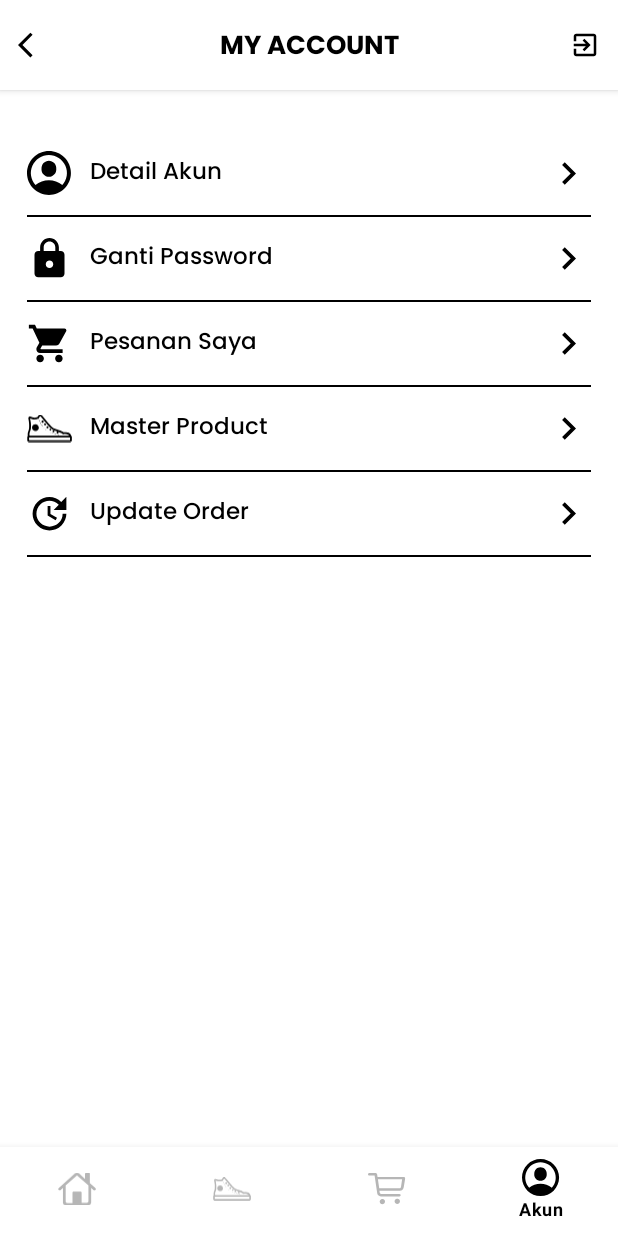
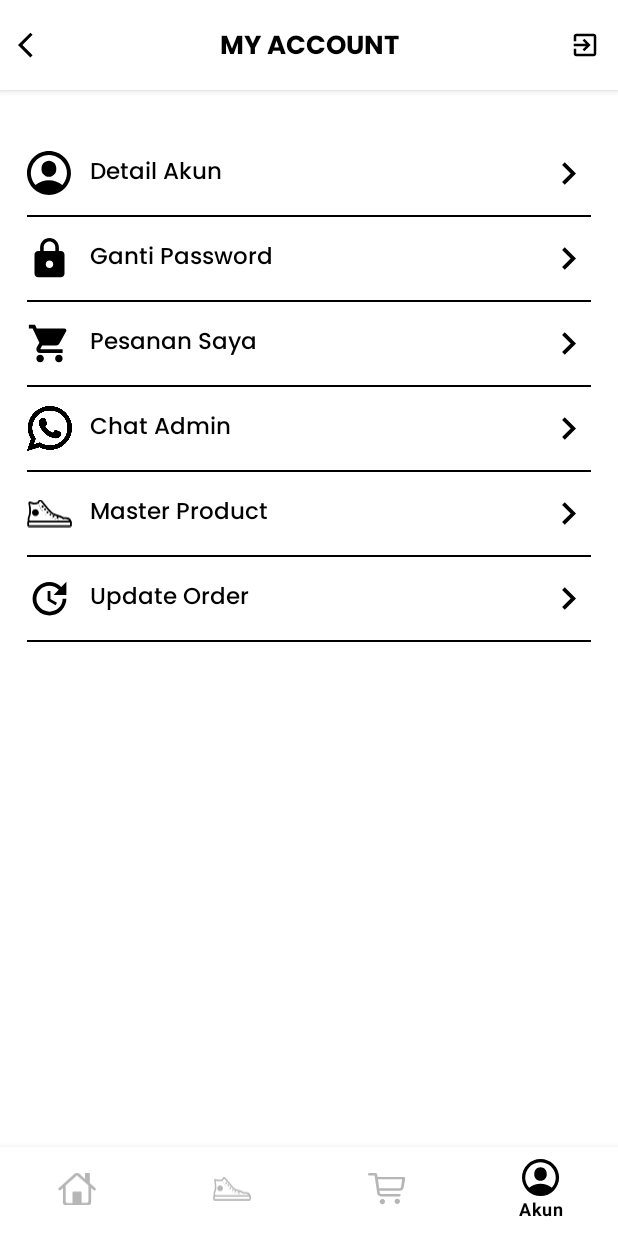
Before and after one commit to uliyuliyanti/AppsPrayerkids, an Android app: the AccountActivity screen opened directly, with no data from a screen before it, on a phone screen of 412 x 824 dp. Run offline under Robolectric (Android 15) with nearby library versions, the phone set to English and light mode, and no system bars; our stand-ins replace Firebase (no records; nobody signed in at launch, a user with empty details on screens opened directly).

Commit message:
Update size_ wa button_ hapus produk

```diff
--- a/app/src/main/java/com/prayerkidsstore/AccountActivity.java
+++ b/app/src/main/java/com/prayerkidsstore/AccountActivity.java
@@ -9,6 +9,8 @@ import android.annotation.SuppressLint;
 import android.app.ProgressDialog;
 import android.content.Intent;
 import android.content.SharedPreferences;
+import android.content.pm.PackageManager;
+import android.net.Uri;
 import android.os.Bundle;
 import android.util.Log;
 import android.view.View;
@@ -39,16 +41,19 @@ public class AccountActivity extends AppCompatActivity {
     String userId="";
     FirebaseUser user;
     ProgressDialog loading;
-    LinearLayout mdetailakun,mgantipassword,mpesanansaya,mproductaddlist,mapprove_list;
+    LinearLayout mdetailakun,mgantipassword,mpesanansaya,mproductaddlist,mapprove_list,mcsadmin;
     TextView mbadge_myorder;
     int qty_keranjang=0;
     FirebaseFirestore firebaseFirestore;
     SwipeRefreshLayout mswipe;
+    String noCsAdmin="";
+    public static String textawal="";
     @SuppressLint("MissingInflatedId")
     @Override
     protected void onCreate(Bundle savedInstanceState) {
         super.onCreate(savedInstanceState);
         setContentView(R.layout.activity_account);
+        mcsadmin = findViewById(R.id.csadmin);
         mback = findViewById(R.id.backbtn);
         mlogout = findViewById(R.id.logout);
         mdetailakun=findViewById(R.id.detailakun);
@@ -152,6 +157,12 @@ public class AccountActivity extends AppCompatActivity {
                 finish();
             }
         });
+        mcsadmin.setOnClickListener(new View.OnClickListener() {
+            @Override
+            public void onClick(View v) {
+                setClickToChat(v,noCsAdmin);
+            }
+        });
     }
     @Override
     public void onBackPressed() {
@@ -161,6 +172,45 @@ public class AccountActivity extends AppCompatActivity {
         this.overridePendingTransition(0, 0);
         finish();
     }
+    public static void setClickToChat(View v,String toNumber){
+        String url = "https://api.whatsapp.com/send?phone=" + toNumber+"&text="+textawal;
+        try {
+            PackageManager pm = v.getContext().getPackageManager();
+            pm.getPackageInfo("com.whatsapp", PackageManager.GET_ACTIVITIES);
+            Intent i = new Intent(Intent.ACTION_VIEW);
+            i.setData(Uri.parse(url));
+            v.getContext().startActivity(i);
+        } catch (PackageManager.NameNotFoundException e) {
+            v.getContext().startActivity(new Intent(Intent.ACTION_VIEW, Uri.parse(url)));
+        }
+    }
+    public void loadAdminCs(){
+
+        firebaseFirestore = FirebaseFirestore.getInstance();
+        final DocumentReference docRef = firebaseFirestore.collection("CsAdmin").document("Admin1");
+        docRef.addSnapshotListener(new EventListener<DocumentSnapshot>() {
+            @Override
+            public void onEvent(@Nullable DocumentSnapshot snapshot,
+                                @Nullable FirebaseFirestoreException e) {
+                if (e != null) {
+                    loading.dismiss();
+                    Log.w("snpashot: ", "Listen failed.", e);
+                    return;
+                }
+
+                if (snapshot != null && snapshot.exists()) {
+                    Log.d("snpashot: ", "Current data: " + snapshot.getData());
+                    noCsAdmin = snapshot.get("noHp").toString();
+                    textawal = snapshot.get("textAwal").toString();
+
+
+                } else {
+                    Log.d("snpashot: ", "Current data: null");
+                }
+            }
+        });
+    }
+
     public void LogOutAkun(){
         loading = new ProgressDialog(this);
         loading.setMessage("loading");
@@ -191,6 +241,7 @@ public class AccountActivity extends AppCompatActivity {
             userId = user.getUid();
             checkKeranjang();
             loadUser();
+            loadAdminCs();
             Log.d("kondisi login","Login userId: "+userId);
 
             mswipe.setRefreshing(false);
--- a/app/src/main/java/com/prayerkidsstore/AdminUserOrder/AdminUserOrderAdapter.java
+++ b/app/src/main/java/com/prayerkidsstore/AdminUserOrder/AdminUserOrderAdapter.java
@@ -98,13 +98,17 @@ extends RecyclerView.Adapter<AdminUserOrderAdapter.Myviewholder> {
         myviewholder.morderbadge.setText("Order belum selesai: "+myItem.get(i).getOrderBadge()+" Order");
         if (myItem.get(i).getOrderBadge().equals("0")){
             myviewholder.itemView.setVisibility(View.GONE);
+            myviewholder.itemView.setVisibility(View.GONE);
+            ViewGroup.LayoutParams params = myviewholder.itemView.getLayoutParams();
+            params.height = 0;
+            params.width = 0;
+            myviewholder.itemView.setLayoutParams(params);
         }else {
             myviewholder.itemView.setVisibility(View.VISIBLE);
             total_pending+=1;
             mtotal_order.setText(String.valueOf("Total Order Proses: "+total_pending));
 
         }
-
         myviewholder.itemView.setOnClickListener(new View.OnClickListener() {
             @Override
             public void onClick(View v) {
--- a/app/src/main/res/layout/activity_account.xml
+++ b/app/src/main/res/layout/activity_account.xml
@@ -175,6 +175,47 @@
                     android:background="@color/black"/>
             </LinearLayout>
             <LinearLayout
+                android:id="@+id/csadmin"
+                android:layout_width="match_parent"
+                android:layout_height="wrap_content"
+                android:orientation="vertical">
+                <LinearLayout
+                    android:layout_width="match_parent"
+                    android:layout_height="55dp"
+                    android:gravity="center_vertical"
+                    android:orientation="horizontal">
+                    <ImageView
+                        android:layout_width="30dp"
+                        android:layout_height="30dp"
+                        android:src="@drawable/whatsapp"/>
+                    <LinearLayout
+                        android:layout_width="wrap_content"
+                        android:layout_height="wrap_content"
+                        android:layout_weight="1"
+                        android:gravity="center_vertical"
+                        android:orientation="horizontal">
+                        <TextView
+                            android:layout_width="wrap_content"
+                            android:layout_height="wrap_content"
+                            android:fontFamily="@font/poppinsmedium"
+                            android:textSize="15sp"
+                            android:layout_marginLeft="12dp"
+                            android:textColor="@color/black"
+                            android:text="Chat Admin"/>
+                    </LinearLayout>
+
+                    <ImageView
+                        android:layout_width="30dp"
+                        android:layout_height="30dp"
+                        android:src="@drawable/ic_baseline_navigate_next_24"/>
+                </LinearLayout>
+                <View
+                    android:layout_width="match_parent"
+                    android:layout_height="1dp"
+                    android:background="@color/black"/>
+            </LinearLayout>
+
+            <LinearLayout
                 android:id="@+id/productaddlist"
                 android:layout_width="match_parent"
                 android:layout_height="wrap_content"
```
Also changed, not shown: app/src/main/java/com/prayerkidsstore/AdminProductEdit.java (+65 -1 lines), app/src/main/java/com/prayerkidsstore/PaymentCheckout.java (+6 -1 lines), app/src/main/res/layout/activity_admin_product_edit.xml (+5 -5 lines), app/src/main/res/layout/delete_produk.xml (added, +79 -0 lines), app/src/main/res/drawable/whatsapp.png (added).
